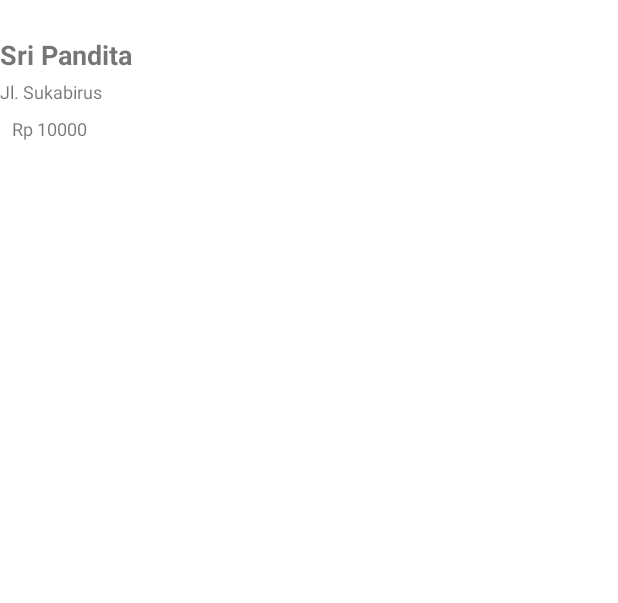
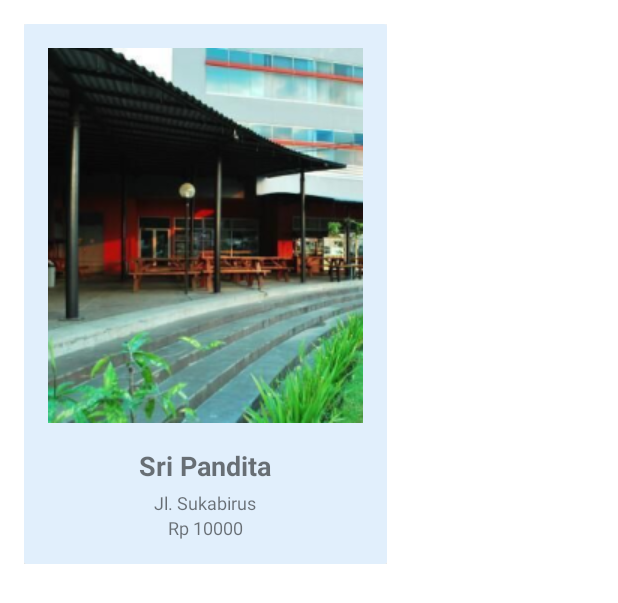
Before and after one commit to wikosac/3Food, an Android app: the layout food_list.xml on its own in the app's theme, with its tools: preview values and no code run, on a phone screen of 412 x 824 dp. Shown: the top 603 px of the screen. Run offline under Robolectric (Android 15) with nearby library versions, the phone set to English and light mode, and no system bars.

Commit message:
image toko di list broken

```diff
--- a/app/build.gradle
+++ b/app/build.gradle
@@ -62,6 +62,9 @@ dependencies {
 
     implementation 'com.github.bumptech.glide:glide:4.13.0'
     annotationProcessor 'com.github.bumptech.glide:compiler:4.14.2'
+    implementation 'com.squareup.moshi:moshi-kotlin:1.9.3'
+    implementation "com.squareup.retrofit2:retrofit:2.9.0"
+    implementation "com.squareup.retrofit2:converter-moshi:2.9.0"
 
     //xml
 //    implementation 'com.makeramen:roundedimageview:2.3.0'
--- a/app/src/main/java/org/d3ifcool/a3food/ui/dashboard/DashboardFragment.kt
+++ b/app/src/main/java/org/d3ifcool/a3food/ui/dashboard/DashboardFragment.kt
@@ -104,7 +104,7 @@ class DashboardFragment : Fragment() {
         binding.horizontalRecyclerView.layoutManager = LinearLayoutManager(requireContext())
         listImages = arrayListOf()
 
-        databaseReference = FirebaseDatabase.getInstance().getReference("placeImage")
+        databaseReference = FirebaseDatabase.getInstance().getReference("food")
         databaseReference.addValueEventListener(object : ValueEventListener {
             override fun onDataChange(snapshot: DataSnapshot) {
                 if (snapshot.exists()) {
@@ -130,6 +130,8 @@ class DashboardFragment : Fragment() {
             setHasFixedSize(true)
             adapter = myAdapter
         }
+
+        //if null
         viewModel.data.observe(viewLifecycleOwner) {
             myAdapter.submitList(it)
             binding.emptyView.visibility = if (it.isEmpty())
--- /dev/null
+++ b/app/src/main/res/drawable/ic_baseline_broken_image_24.xml
@@ -0,0 +1,5 @@
+<vector android:height="24dp" android:tint="#000000"
+    android:viewportHeight="24" android:viewportWidth="24"
+    android:width="24dp" xmlns:android="http://schemas.android.com/apk/res/android">
+    <path android:fillColor="@android:color/white" android:pathData="M21,5v6.59l-3,-3.01 -4,4.01 -4,-4 -4,4 -3,-3.01L3,5c0,-1.1 0.9,-2 2,-2h14c1.1,0 2,0.9 2,2zM18,11.42l3,3.01L21,19c0,1.1 -0.9,2 -2,2L5,21c-1.1,0 -2,-0.9 -2,-2v-6.58l3,2.99 4,-4 4,4 4,-3.99z"/>
+</vector>
--- a/app/src/main/res/layout/food_list.xml
+++ b/app/src/main/res/layout/food_list.xml
@@ -3,9 +3,33 @@
     xmlns:android="http://schemas.android.com/apk/res/android"
     xmlns:app="http://schemas.android.com/apk/res-auto"
     xmlns:tools="http://schemas.android.com/tools"
+    android:layout_width="wrap_content"
+    android:layout_height="wrap_content"
+    android:layout_margin="16dp">
+
+    <androidx.cardview.widget.CardView
         android:layout_width="match_parent"
+        android:layout_height="match_parent"
+        app:layout_constraintStart_toStartOf="parent"
+        app:layout_constraintTop_toTopOf="parent">
+
+        <LinearLayout
+            android:layout_width="match_parent"
+            android:layout_height="match_parent"
+            app:layout_constraintStart_toStartOf="parent"
+            app:layout_constraintTop_toTopOf="parent"
+            android:orientation="vertical"
+            android:padding="16dp"
+            android:gravity="center"
+            android:background="@color/blueSky">
+
+            <ImageView
+                android:id="@+id/imageList"
+                android:layout_width="wrap_content"
                 android:layout_height="wrap_content"
-    android:layout_marginVertical="8dp">
+                app:layout_constraintTop_toTopOf="parent"
+                app:layout_constraintStart_toStartOf="parent"
+                tools:src="@drawable/kantinfit"/>
 
             <TextView
                 android:id="@+id/tokoTextView"
@@ -14,8 +38,6 @@
                 android:layout_marginTop="16dp"
                 android:textSize="18sp"
                 android:textStyle="bold"
-        app:layout_constraintStart_toStartOf="parent"
-        app:layout_constraintTop_toTopOf="parent"
                 tools:text="Sri Pandita" />
 
             <TextView
@@ -24,20 +46,14 @@
                 android:layout_height="wrap_content"
                 android:layout_marginTop="4dp"
                 android:textSize="12sp"
-        app:layout_constraintStart_toStartOf="@+id/tokoTextView"
-        app:layout_constraintTop_toBottomOf="@+id/tokoTextView"
                 tools:text="Jl. Sukabirus" />
 
             <TextView
                 android:id="@+id/ratingTextView"
                 android:layout_width="wrap_content"
                 android:layout_height="wrap_content"
-        android:layout_marginStart="8dp"
-        android:layout_marginBottom="16dp"
-        android:layout_marginTop="8dp"
                 android:textSize="12sp"
-        app:layout_constraintBottom_toBottomOf="parent"
-        app:layout_constraintStart_toStartOf="@+id/alamatTextView"
-        app:layout_constraintTop_toBottomOf="@+id/alamatTextView"
                 tools:text="Rp 10000" />
+        </LinearLayout>
+    </androidx.cardview.widget.CardView>
 </androidx.constraintlayout.widget.ConstraintLayout>
```
Also changed, not shown: app/src/main/java/org/d3ifcool/a3food/network/PlaceApiService.kt (added, +34 -0 lines), app/src/main/java/org/d3ifcool/a3food/ui/dashboard/DashboardAdapter.kt (+7 -0 lines), app/src/main/res/layout/fragment_dashboard.xml (+23 -7 lines), app/src/main/res/layout/fragment_search.xml (+4 -13 lines). Lines whose indentation alone changed are shown as unchanged.
